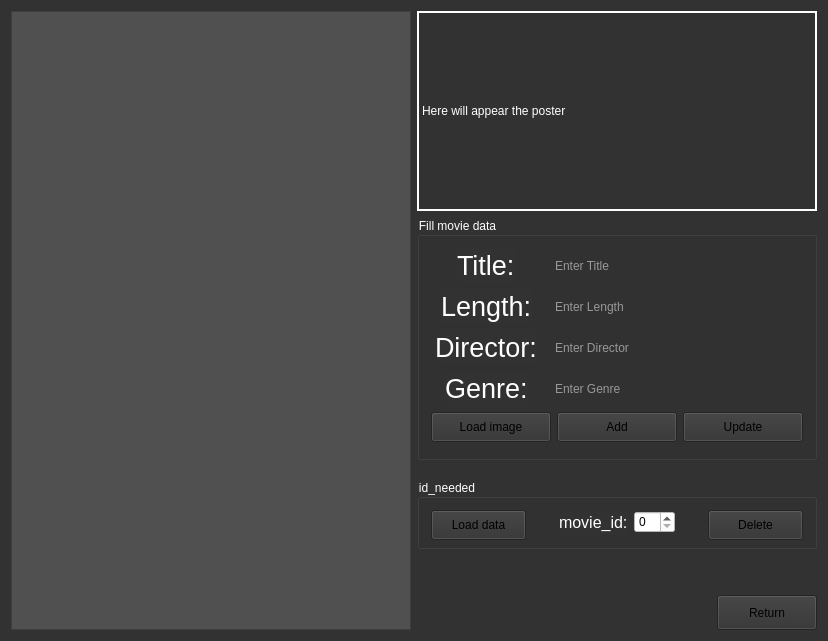
JustKoshi/QTCinemaProject, file MovieManager.ui: the form before one commit.
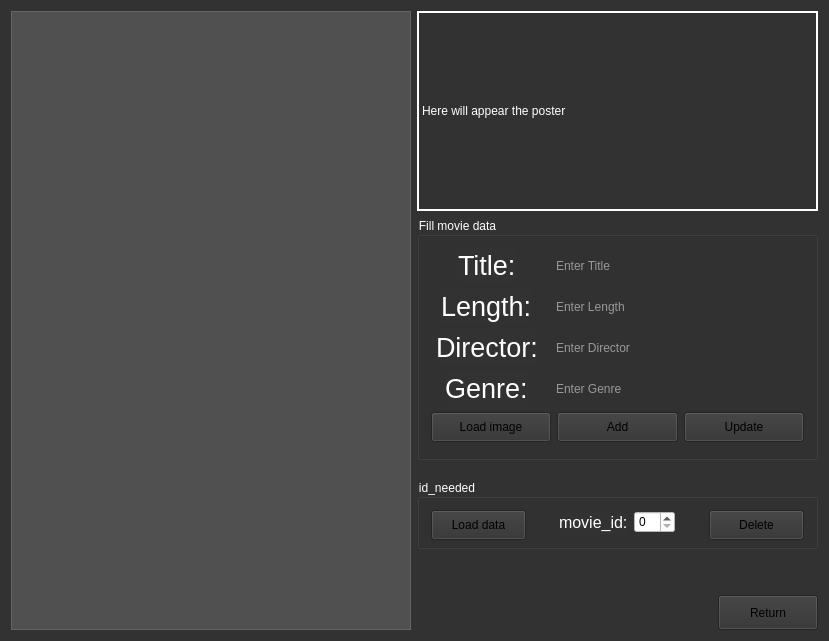
The form after the commit.

Commit message: movie manager done

The edit to the form file:
```diff
--- a/MovieManager.ui
+++ b/MovieManager.ui
@@ -6,7 +6,7 @@
    <rect>
     <x>0</x>
     <y>0</y>
-    <width>828</width>
+    <width>829</width>
     <height>641</height>
    </rect>
   </property>
@@ -31,9 +31,29 @@
          </size>
         </property>
         <property name="styleSheet">
-         <string notr="true">QTableView{
-background-color: rgb(80,80, 80);
-color: white;
+         <string notr="true">QTableView {
+    background-color: rgb(80, 80, 80);
+    color: white;
+    border: 1px solid rgb(100, 100, 100);
+    gridline-color: rgb(100, 100, 100);
+    selection-background-color: rgb(120, 120, 120);
+    selection-color: white;
+}
+
+QHeaderView::section {
+    background-color: rgb(100, 100, 100);
+    color: white;
+    padding: 5px;
+    border: 1px solid rgb(120, 120, 120);
+}
+
+QTableCornerButton::section {
+    background-color: rgb(100, 100, 100);
+    border: 1px solid rgb(120, 120, 120);
+}
+
+QTableView QTableView::item {
+    border: 1px solid rgb(100, 100, 100);
 }</string>
         </property>
        </widget>
```
The commit also changes 1 other file.
